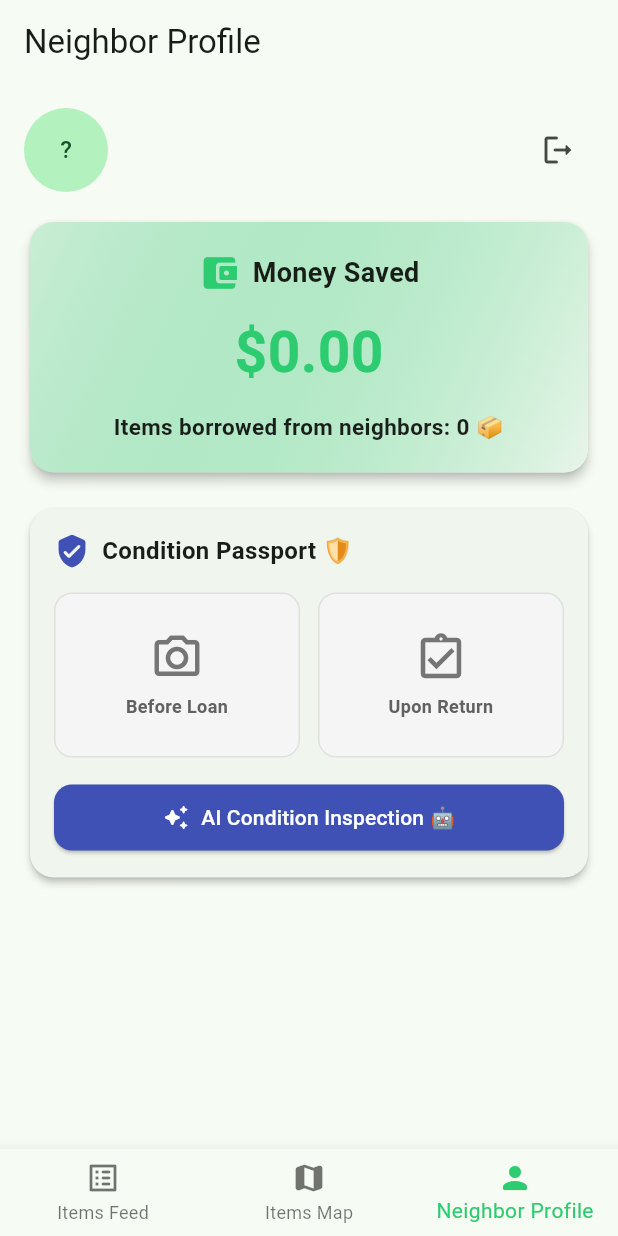
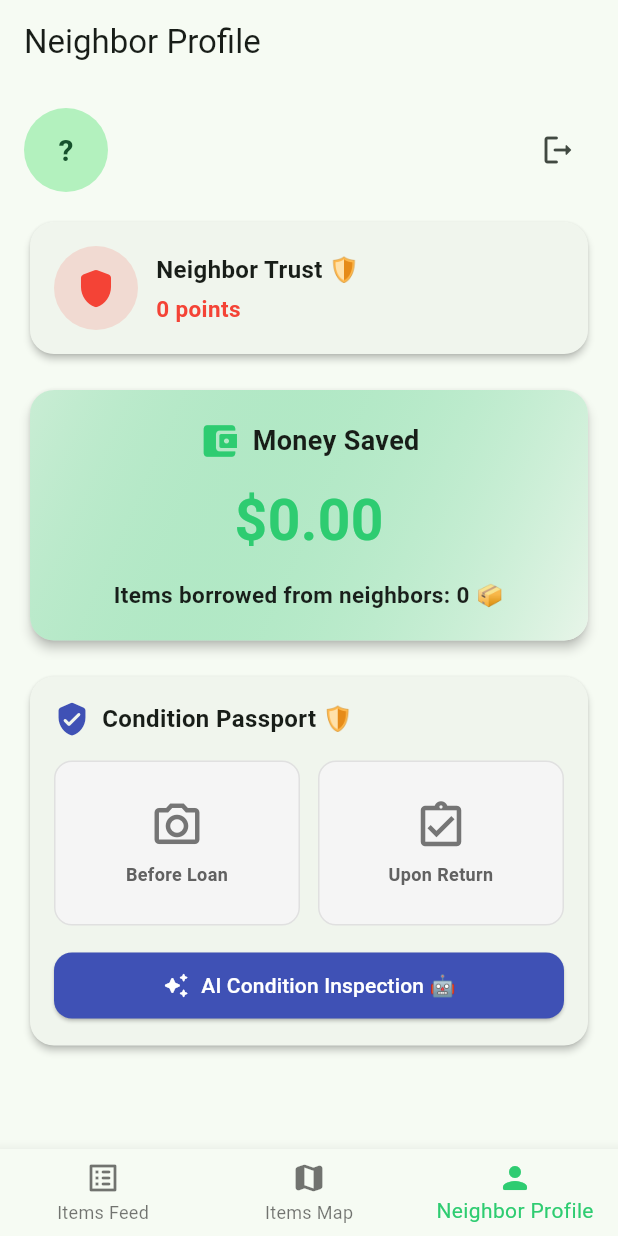
Before and after one commit to cherrydan/neighbor_share, a Flutter app: the screen it shows once a user with an empty profile is signed in, item 3 of the bottom bar chosen, on a phone screen of 412 x 824 dp. Run offline on Flutter 3.47's test engine with Material 3 defaults, Android fonts, the phone set to English and light mode, and no system bars; our stand-ins replace cloud_firestore, firebase_auth, firebase_core, flutter_dotenv, flutter_map, google_sign_in and 2 more; accounts and stored records are empty.

Commit message:
feat: apply trust score changes on overdue loan return

```diff
--- a/lib/l10n/app_en.arb
+++ b/lib/l10n/app_en.arb
@@ -50,7 +50,10 @@
   "returnItemButton": "Return Item 🔄",
   "returnSuccessMessage": "Item successfully returned to owner! 🎉",
   "signInTitle": "Welcome to NeighborShare",
-  "signInWithGoogle": "Sign in with Google"
+  "signInWithGoogle": "Sign in with Google",
+  "trustScoreTitle": "Neighbor Trust 🛡️",
+  "trustScorePoints": "{score} points"
+
 
 
 
--- a/lib/l10n/app_es.arb
+++ b/lib/l10n/app_es.arb
@@ -50,7 +50,10 @@
   "returnItemButton": "Devolver artículo 🔄",
   "returnSuccessMessage": "¡Artículo devuelto con éxito! 🎉",
   "signInTitle": "Bienvenido a NeighborShare",
-  "signInWithGoogle": "Iniciar sesión con Google"
+  "signInWithGoogle": "Iniciar sesión con Google",
+  "trustScoreTitle": "Confianza del vecino 🛡️",
+  "trustScorePoints": "{score} puntos"
+
 
 
 
--- a/lib/l10n/app_localizations.dart
+++ b/lib/l10n/app_localizations.dart
@@ -413,6 +413,18 @@ abstract class AppLocalizations {
   /// In ru, this message translates to:
   /// **'Войти через Google'**
   String get signInWithGoogle;
+
+  /// No description provided for @trustScoreTitle.
+  ///
+  /// In ru, this message translates to:
+  /// **'Надёжность соседа 🛡️'**
+  String get trustScoreTitle;
+
+  /// No description provided for @trustScorePoints.
+  ///
+  /// In ru, this message translates to:
+  /// **'{score} баллов'**
+  String trustScorePoints(Object score);
 }
 
 class _AppLocalizationsDelegate
--- a/lib/l10n/app_localizations_en.dart
+++ b/lib/l10n/app_localizations_en.dart
@@ -174,4 +174,12 @@ class AppLocalizationsEn extends AppLocalizations {
 
   @override
   String get signInWithGoogle => 'Sign in with Google';
+
+  @override
+  String get trustScoreTitle => 'Neighbor Trust 🛡️';
+
+  @override
+  String trustScorePoints(Object score) {
+    return '$score points';
+  }
 }
--- a/lib/l10n/app_pt.arb
+++ b/lib/l10n/app_pt.arb
@@ -50,6 +50,9 @@
   "returnItemButton": "Devolver item 🔄",
   "returnSuccessMessage": "Item devolvido com sucesso! 🎉",
   "signInTitle": "Bem-vindo ao NeighborShare",
-  "signInWithGoogle": "Entrar com o Google"
+  "signInWithGoogle": "Entrar com o Google",
+  "trustScoreTitle": "Confiança do vizinho 🛡️",
+  "trustScorePoints": "{score} pontos"
+
 
 }
--- a/lib/l10n/app_ru.arb
+++ b/lib/l10n/app_ru.arb
@@ -50,7 +50,10 @@
   "returnItemButton": "Вернуть вещь 🔄",
   "returnSuccessMessage": "Вещь успешно возвращена хозяину! 🎉",
   "signInTitle": "Добро пожаловать в NeighborShare",
-  "signInWithGoogle": "Войти через Google"
+  "signInWithGoogle": "Войти через Google",
+  "trustScoreTitle": "Надёжность соседа 🛡️",
+  "trustScorePoints": "{score} баллов"
+
 
 
 
--- a/lib/main.dart
+++ b/lib/main.dart
@@ -1,46 +1,28 @@
 import 'package:firebase_core/firebase_core.dart';
+import 'package:firebase_auth/firebase_auth.dart';
 import 'package:flutter/material.dart';
-import 'package:neighbor_share/firebase_options.dart';
-import 'package:neighbor_share/screens/login_screen.dart';
-import 'package:neighbor_share/services/auth_service.dart';
+import 'package:flutter_dotenv/flutter_dotenv.dart';
+
+import 'firebase_options.dart';
 import 'l10n/app_localizations.dart';
+import 'screens/login_screen.dart';
 import 'screens/main_tab_screen.dart';
-import 'package:flutter_dotenv/flutter_dotenv.dart';
+import 'services/auth_service.dart';
+import 'services/user_service.dart';
 
 void main() async {
   WidgetsFlutterBinding.ensureInitialized();
-  // 🟢 Load environment variables from .env file
+
+  // Загружаем переменные окружения (.env)
   await dotenv.load(fileName: ".env");
+
+  // Инициализируем Firebase
   await Firebase.initializeApp(
     options: DefaultFirebaseOptions.currentPlatform,
   );
+
   runApp(const NeighborShareApp());
 }
-
-class AuthGate extends StatelessWidget {
-  const AuthGate({super.key});
-
-  @override
-  Widget build(BuildContext context) {
-    return StreamBuilder(
-      stream: AuthService().authStateChanges,
-      builder: (context, snapshot) {
-        if (snapshot.connectionState == ConnectionState.waiting) {
-          return const Scaffold(
-            body: Center(child: CircularProgressIndicator()),
-          );
-        }
-
-        if (snapshot.hasData) {
-          return const MainTabScreen();
-        }
-
-        return const LoginScreen();
-      },
-    );
-  }
-}
-
 
 class NeighborShareApp extends StatelessWidget {
   const NeighborShareApp({super.key});
@@ -51,13 +33,71 @@ class NeighborShareApp extends StatelessWidget {
       title: 'NeighborShare',
       debugShowCheckedModeBanner: false,
       theme: ThemeData(
-        colorScheme: ColorScheme.fromSeed(seedColor: const Color(0xFF2ECC71)),
+        colorScheme: ColorScheme.fromSeed(
+          seedColor: const Color(0xFF2ECC71),
+        ),
         useMaterial3: true,
       ),
-      // 🟢 Register all 4 localization delegates (RU, EN, ES, PT)
       localizationsDelegates: AppLocalizations.localizationsDelegates,
       supportedLocales: AppLocalizations.supportedLocales,
       home: const AuthGate(),
     );
   }
 }
+
+class AuthGate extends StatelessWidget {
+  const AuthGate({super.key});
+
+  @override
+  Widget build(BuildContext context) {
+    return StreamBuilder<User?>(
+      stream: AuthService().authStateChanges,
+      builder: (context, snapshot) {
+        if (snapshot.connectionState == ConnectionState.waiting) {
+          return const Scaffold(
+            body: Center(
+              child: CircularProgressIndicator(),
+            ),
+          );
+        }
+
+        final user = snapshot.data;
+
+        // Если пользователь авторизован
+        if (user != null) {
+          return FutureBuilder(
+            future: UserService().getOrCreateProfile(
+              uid: user.uid,
+              displayName: user.displayName,
+              email: user.email,
+              photoUrl: user.photoURL,
+            ),
+            builder: (context, profileSnapshot) {
+              if (profileSnapshot.connectionState == ConnectionState.waiting) {
+                return const Scaffold(
+                  body: Center(
+                    child: CircularProgressIndicator(),
+                  ),
+                );
+              }
+
+              if (profileSnapshot.hasError) {
+                return Scaffold(
+                  body: Center(
+                    child: Text('Profile initialization error: ${profileSnapshot.error}'),
+                  ),
+                );
+              }
+
+              // Только после успешного создания/загрузки профиля пускаем в приложение
+              return const MainTabScreen();
+            },
+          );
+        }
+
+        // Если не авторизован — показываем экран входа
+        return const LoginScreen();
+      },
+    );
+  }
+}
--- a/lib/models/loan_model.dart
+++ b/lib/models/loan_model.dart
@@ -11,6 +11,8 @@ class LoanModel {
   final String? photoAfterUrl; // 📸 Фото состояния "ПОСЛЕ"
   final LoanStatus status;     // active, returned, overdue
   final DateTime createdAt;
+  final bool ratingApplied;
+
 
   LoanModel({
     required this.id,
@@ -23,6 +25,8 @@ class LoanModel {
     this.photoAfterUrl,
     required this.status,
     required this.createdAt,
+    this.ratingApplied = false,
+
   });
 
   // Превращаем в Map для Firestore
@@ -37,6 +41,7 @@ class LoanModel {
       'photoBeforeUrl': photoBeforeUrl,
       'photoAfterUrl': photoAfterUrl,
       'status': status.name,
+      'ratingApplied': ratingApplied,
       'createdAt': createdAt.toIso8601String(),
     };
   }
@@ -58,6 +63,7 @@ class LoanModel {
         (e) => e.name == map['status'],
         orElse: () => LoanStatus.active,
       ),
+      ratingApplied: map['ratingApplied'] as bool? ?? false,
       createdAt: map['createdAt'] != null
           ? DateTime.parse(map['createdAt'].toString())
           : DateTime.now(),
--- a/lib/models/neighbour_profile_model.dart
+++ b/lib/models/neighbor_profile_model.dart
@@ -29,9 +29,9 @@ class NeighborProfileModel {
     };
   }
 
-  factory NeighborProfileModel.fromMap(Map<String, dynamic> map) {
+  factory NeighborProfileModel.fromMap(Map<String, dynamic> map, [String? docId]) {
     return NeighborProfileModel(
-      uid: map['uid'] as String? ?? '',
+      uid: docId ?? map['uid'] as String? ?? '',
       displayName: map['displayName'] as String?,
       email: map['email'] as String?,
       photoUrl: map['photoUrl'] as String?,
--- a/lib/screens/profile_screen.dart
+++ b/lib/screens/profile_screen.dart
@@ -5,11 +5,14 @@ import '../l10n/app_localizations.dart';
 import '../models/item_enums.dart';
 import '../models/item_model.dart';
 import '../models/loan_model.dart';
+import '../models/neighbor_profile_model.dart';
 import '../services/auth_service.dart';
 import '../services/item_service.dart';
+import '../services/user_service.dart';
 import '../widgets/item_condition_card.dart';
 import '../widgets/return_timer_card.dart';
 import '../widgets/saved_money_card.dart';
+import '../widgets/trust_score_card.dart';
 
 class ProfileScreen extends StatelessWidget {
   const ProfileScreen({super.key});
@@ -19,20 +22,36 @@ class ProfileScreen extends StatelessWidget {
     final l10n = AppLocalizations.of(context)!;
 
     return Scaffold(
-      appBar: AppBar(title: Text(l10n.profileTab)),
+      appBar: AppBar(
+        title: Text(l10n.profileTab),
+      ),
       body: StreamBuilder<User?>(
         stream: AuthService().authStateChanges,
         builder: (context, authSnapshot) {
+          if (authSnapshot.connectionState == ConnectionState.waiting) {
+            return const Center(
+              child: CircularProgressIndicator(),
+            );
+          }
+
           final user = authSnapshot.data;
 
           if (user == null) {
-            return const Center(child: CircularProgressIndicator());
+            return const Center(
+              child: CircularProgressIndicator(),
+            );
           }
+
+          return StreamBuilder<NeighborProfileModel?>(
+            stream: UserService().getUserProfileStream(user.uid),
+            builder: (context, profileSnapshot) {
+              final profile = profileSnapshot.data;
 
               return StreamBuilder<LoanModel?>(
                 stream: ItemService().getActiveLoanStream(user.uid),
                 builder: (context, loanSnapshot) {
                   final activeLoan = loanSnapshot.data;
+
                   final totalSaved = activeLoan?.savedAmount ?? 0.0;
                   final borrowedCount = activeLoan == null ? 0 : 1;
 
@@ -41,21 +60,34 @@ class ProfileScreen extends StatelessWidget {
                     children: [
                       _ProfileHeader(user: user),
                       const SizedBox(height: 16),
+
+                      // Карточка рейтинга доверия
+                      if (profile != null) ...[
+                        TrustScoreCard(profile: profile),
+                        const SizedBox(height: 16),
+                      ],
+
+                      // Паспорт экономии
                       SavedMoneyCard(
                         totalSaved: totalSaved,
                         itemsBorrowedCount: borrowedCount,
                       ),
                       const SizedBox(height: 16),
 
+                      // Активная аренда
                       if (activeLoan != null)
                         FutureBuilder<ItemModel?>(
                           future: ItemService().getItemById(activeLoan.itemId),
                           builder: (context, itemSnapshot) {
                             final item = itemSnapshot.data;
-                        final itemName = item?.name ?? 'Loading…';
+                            final itemName = item?.name ?? '…';
                             final itemDescription = item?.description;
 
-                        if (activeLoan.returnDueDate.isBefore(DateTime.now()) &&
+                            final isOverdue = activeLoan.returnDueDate
+                                .isBefore(DateTime.now());
+
+                            // Обновляем статус вещи после истечения срока.
+                            if (isOverdue &&
                                 item != null &&
                                 item.status != ItemStatus.overdue) {
                               ItemService().markItemOverdue(activeLoan.itemId);
@@ -68,6 +100,8 @@ class ProfileScreen extends StatelessWidget {
                                   itemName: itemName,
                                 ),
                                 const SizedBox(height: 16),
+
+                                // AI-проверка получает данные вещи из Firestore.
                                 ItemConditionCard(
                                   itemName: itemName,
                                   itemDescription: itemDescription,
@@ -83,6 +117,8 @@ class ProfileScreen extends StatelessWidget {
                 },
               );
             },
+          );
+        },
       ),
     );
   }
@@ -91,7 +127,9 @@ class ProfileScreen extends StatelessWidget {
 class _ProfileHeader extends StatelessWidget {
   final User user;
 
-  const _ProfileHeader({required this.user});
+  const _ProfileHeader({
+    required this.user,
+  });
 
   @override
   Widget build(BuildContext context) {
@@ -102,12 +140,21 @@ class _ProfileHeader extends StatelessWidget {
       children: [
         CircleAvatar(
           radius: 28,
-          backgroundImage: photoUrl == null ? null : NetworkImage(photoUrl),
+          backgroundImage: photoUrl == null
+              ? null
+              : NetworkImage(photoUrl),
           child: photoUrl == null
-              ? Text(title.isEmpty ? '?' : title[0].toUpperCase())
+              ? Text(
+                  title.isEmpty ? '?' : title[0].toUpperCase(),
+                  style: const TextStyle(
+                    fontSize: 20,
+                    fontWeight: FontWeight.bold,
+                  ),
+                )
               : null,
         ),
         const SizedBox(width: 12),
+
         Expanded(
           child: Column(
             crossAxisAlignment: CrossAxisAlignment.start,
@@ -122,11 +169,15 @@ class _ProfileHeader extends StatelessWidget {
               if (user.email != null)
                 Text(
                   user.email!,
-                  style: TextStyle(color: Colors.grey.shade700),
+                  style: TextStyle(
+                    fontSize: 13,
+                    color: Colors.grey.shade700,
+                  ),
                 ),
             ],
           ),
         ),
+
         IconButton(
           tooltip: 'Sign out',
           onPressed: () => AuthService().signOut(),
--- /dev/null
+++ b/lib/widgets/trust_score_card.dart
@@ -0,0 +1,71 @@
+import 'package:flutter/material.dart';
+
+import '../l10n/app_localizations.dart';
+import '../models/neighbor_profile_model.dart';
+
+class TrustScoreCard extends StatelessWidget {
+  final NeighborProfileModel profile;
+
+  const TrustScoreCard({
+    super.key,
+    required this.profile,
+  });
+
+  @override
+  Widget build(BuildContext context) {
+    final l10n = AppLocalizations.of(context)!;
+
+    final scoreColor = profile.trustScore >= 100
+        ? const Color(0xFF2ECC71)
+        : profile.trustScore >= 70
+            ? Colors.orange
+            : Colors.red;
+
+    return Card(
+      elevation: 2,
+      shape: RoundedRectangleBorder(
+        borderRadius: BorderRadius.circular(16),
+      ),
+      child: Padding(
+        padding: const EdgeInsets.all(16),
+        child: Row(
+          children: [
+            CircleAvatar(
+              radius: 28,
+              backgroundColor: scoreColor.withValues(alpha: 0.15),
+              child: Icon(
+                Icons.shield_rounded,
+                color: scoreColor,
+                size: 30,
+              ),
+            ),
+            const SizedBox(width: 12),
+            Expanded(
+              child: Column(
+                crossAxisAlignment: CrossAxisAlignment.start,
+                children: [
+                  Text(
+                    l10n.trustScoreTitle,
+                    style: const TextStyle(
+                      fontSize: 16,
+                      fontWeight: FontWeight.bold,
+                    ),
+                  ),
+                  const SizedBox(height: 4),
+                  Text(
+                    l10n.trustScorePoints(profile.trustScore),
+                    style: TextStyle(
+                      color: scoreColor,
+                      fontSize: 15,
+                      fontWeight: FontWeight.w700,
+                    ),
+                  ),
+                ],
+              ),
+            ),
+          ],
+        ),
+      ),
+    );
+  }
+}
```
Also changed, not shown: lib/l10n/app_localizations_es.dart (+8 -0 lines), lib/l10n/app_localizations_pt.dart (+8 -0 lines), lib/l10n/app_localizations_ru.dart (+8 -0 lines), lib/services/auth_service.dart (+18 -2 lines), lib/services/item_service.dart (+56 -10 lines), lib/services/user_service.dart (added, +43 -0 lines). Lines whose indentation alone changed are shown as unchanged.
